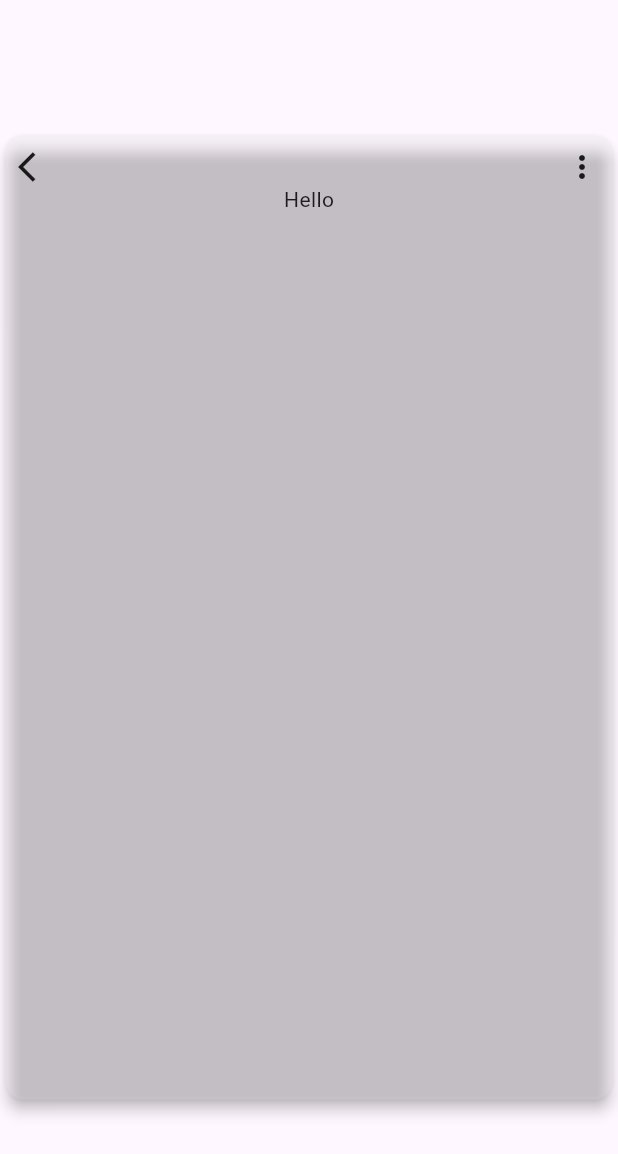
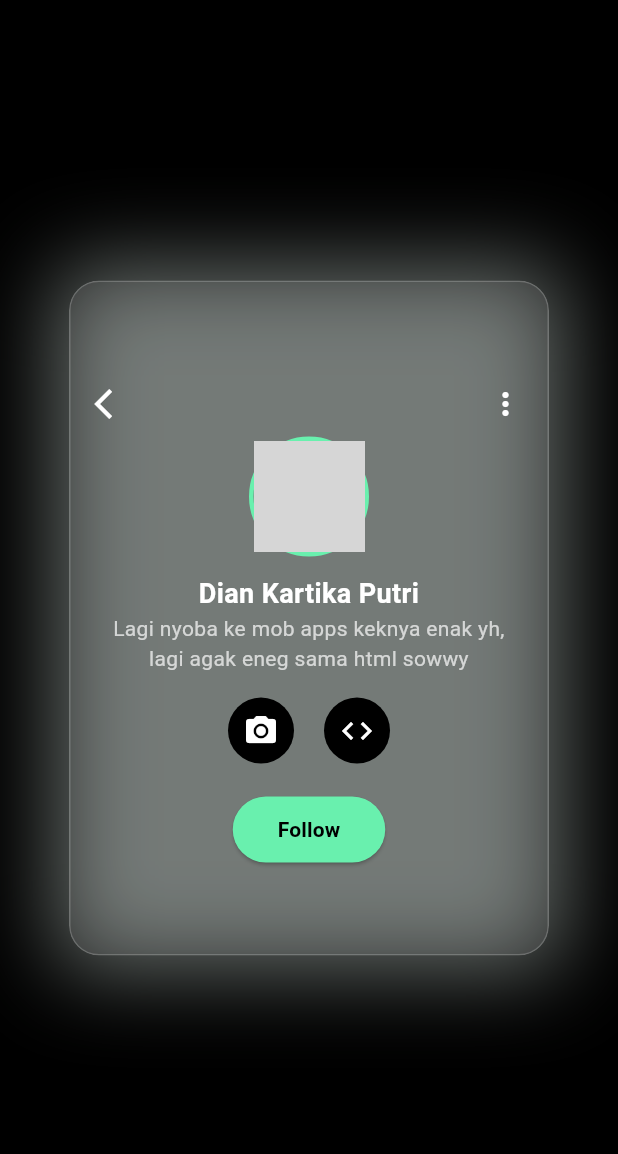
Before and after one commit to diankartika/profilecard, a Flutter app: the screen it shows after launch, on a phone screen of 412 x 824 dp. Shown: the top 1154 px of the screen. Run offline on Flutter 3.47's test engine with Material 3 defaults, Android fonts, the phone set to English and light mode, and no system bars; grey boxes are pictures that could not be loaded.

Commit message:
yaaa 70% la

```diff
--- a/flutter_profilecard/lib/main.dart
+++ b/flutter_profilecard/lib/main.dart
@@ -1,43 +1,191 @@
+// bang sorry ini banyak gpt soalnya kepepet mau kelas basjep, nanti aku remake ulang
+
 import 'package:flutter/material.dart';
+import 'dart:ui';
+import 'package:url_launcher/url_launcher.dart';
 
 void main() {
   runApp(
     MaterialApp(
-      title: '',
       debugShowCheckedModeBanner: false,
       home: Scaffold(
-        body: Builder(
-          builder: (context) {
-            return Center(
-              child: SizedBox(width: 450, height: 650, child: ProfileCard()),
-            );
-          },
-        ),
+        backgroundColor: Colors.black,
+        body: Center(child: ProfileCard()),
       ),
     ),
   );
 }
 
 class ProfileCard extends StatelessWidget {
-  const ProfileCard({super.key});
+  // URL Sosial Media
+  final Uri instagramUrl = Uri.parse("https://instagram.com/putridiantika_");
+  final Uri githubUrl = Uri.parse("https://github.com/diankartika");
+
+  void _launchURL(Uri url) async {
+    if (!await launchUrl(url, mode: LaunchMode.externalApplication)) {
+      throw 'Could not launch $url';
+    }
+  }
 
   @override
   Widget build(BuildContext context) {
-    return Card(
-      elevation: 4,
-      color: Colors.white.withOpacity(0.15),
-      child: Padding(
-        padding: const EdgeInsets.all(8.0),
-        child: const Column(
-          children: [
-            Row(
-              mainAxisAlignment: MainAxisAlignment.spaceBetween,
-              children: [Icon(Icons.arrow_back_ios), Icon(Icons.more_vert)],
+    return Stack(
+      alignment: Alignment.center,
+      children: [
+        // Glowing Effect
+        Container(
+          width: 320,
+          height: 450,
+          decoration: BoxDecoration(
+            shape: BoxShape.rectangle,
+            borderRadius: BorderRadius.circular(20),
+            boxShadow: [
+              BoxShadow(
+                color: const Color.fromARGB(
+                  255,
+                  167,
+                  178,
+                  173,
+                ).withOpacity(0.6),
+                blurRadius: 50,
+                spreadRadius: 10,
+              ),
+            ],
+          ),
+        ),
+
+        // Main Card with Blur Effect
+        ClipRRect(
+          borderRadius: BorderRadius.circular(20),
+          child: BackdropFilter(
+            filter: ImageFilter.blur(sigmaX: 10, sigmaY: 10),
+            child: Container(
+              width: 320,
+              height: 450,
+              decoration: BoxDecoration(
+                color: Colors.white.withOpacity(0.1),
+                borderRadius: BorderRadius.circular(20),
+                border: Border.all(color: Colors.white.withOpacity(0.2)),
+              ),
+              child: Column(
+                mainAxisAlignment: MainAxisAlignment.center,
+                children: [
+                  // Top Row with Back and Menu Icons
+                  Padding(
+                    padding: const EdgeInsets.symmetric(
+                      horizontal: 16.0,
+                      vertical: 10,
+                    ),
+                    child: Row(
+                      mainAxisAlignment: MainAxisAlignment.spaceBetween,
+                      children: [
+                        Icon(Icons.arrow_back_ios, color: Colors.white),
+                        Icon(Icons.more_vert, color: Colors.white),
+                      ],
+                    ),
+                  ),
+
+                  // Profile Picture with Neon Border
+                  Container(
+                    width: 80,
+                    height: 80,
+                    decoration: BoxDecoration(
+                      shape: BoxShape.circle,
+                      border: Border.all(color: Colors.greenAccent, width: 3),
+                    ),
+                    child: ClipOval(
+                      child: Image.asset(
+                        'assets/profile.png', // Pastikan gambar ada di folder assets
+                        fit: BoxFit.cover,
+                      ),
+                    ),
+                  ),
+
+                  SizedBox(height: 12),
+
+                  // Name & Role (Center Align)
+                  Text(
+                    'Dian Kartika Putri',
+                    style: TextStyle(
+                      color: Colors.white,
+                      fontSize: 18,
+                      fontWeight: FontWeight.bold,
+                    ),
+                    textAlign: TextAlign.center,
+                  ),
+                  Padding(
+                    padding: const EdgeInsets.symmetric(horizontal: 20.0),
+                    child: Text(
+                      'Lagi nyoba ke mob apps keknya enak yh, lagi agak eneg sama html sowwy',
+                      style: TextStyle(
+                        color: Colors.white.withOpacity(0.7),
+                        fontSize: 14,
+                      ),
+                      textAlign: TextAlign.center, // Biar keterangan di tengah
+                    ),
+                  ),
+
+                  SizedBox(height: 16),
+
+                  // Social Icons (Clickable)
+                  Row(
+                    mainAxisAlignment: MainAxisAlignment.center,
+                    children: [
+                      GestureDetector(
+                        onTap: () => _launchURL(instagramUrl),
+                        child: CircleAvatar(
+                          backgroundColor: Colors.black,
+                          radius: 22,
+                          child: Icon(
+                            Icons.camera_alt,
+                            color: Colors.white,
+                          ), // Icon Instagram
+                        ),
+                      ),
+                      SizedBox(width: 20),
+                      GestureDetector(
+                        onTap: () => _launchURL(githubUrl),
+                        child: CircleAvatar(
+                          backgroundColor: Colors.black,
+                          radius: 22,
+                          child: Icon(
+                            Icons.code,
+                            color: Colors.white,
+                          ), // Icon GitHub
+                        ),
+                      ),
+                    ],
+                  ),
+
+                  SizedBox(height: 20),
+
+                  // Follow Button
+                  ElevatedButton(
+                    style: ElevatedButton.styleFrom(
+                      shape: RoundedRectangleBorder(
+                        borderRadius: BorderRadius.circular(30),
+                      ),
+                      padding: EdgeInsets.symmetric(
+                        horizontal: 30,
+                        vertical: 12,
+                      ),
+                      backgroundColor: Colors.greenAccent,
+                    ),
+                    onPressed: () {},
+                    child: Text(
+                      'Follow',
+                      style: TextStyle(
+                        color: Colors.black,
+                        fontWeight: FontWeight.bold,
+                      ),
+                    ),
+                  ),
+                ],
+              ),
             ),
-            const Text('Hello'),
-          ],
+          ),
         ),
-      ),
+      ],
     );
   }
 }
--- a/flutter_profilecard/pubspec.yaml
+++ b/flutter_profilecard/pubspec.yaml
@@ -34,6 +34,7 @@ dependencies:
   # The following adds the Cupertino Icons font to your application.
   # Use with the CupertinoIcons class for iOS style icons.
   cupertino_icons: ^1.0.8
+  url_launcher: ^6.1.14
 
 dev_dependencies:
   flutter_test:
@@ -59,7 +60,7 @@ flutter:
 
   # To add assets to your application, add an assets section, like this:
   # assets:
-  #   - images/a_dot_burr.jpeg
+  #   - assets/
   #   - images/a_dot_ham.jpeg
 
   # An image asset can refer to one or more resolution-specific "variants", see
```
Also changed, not shown: flutter_profilecard/assets/profile.png (added), flutter_profilecard/pubspec.lock, 11 other files.
